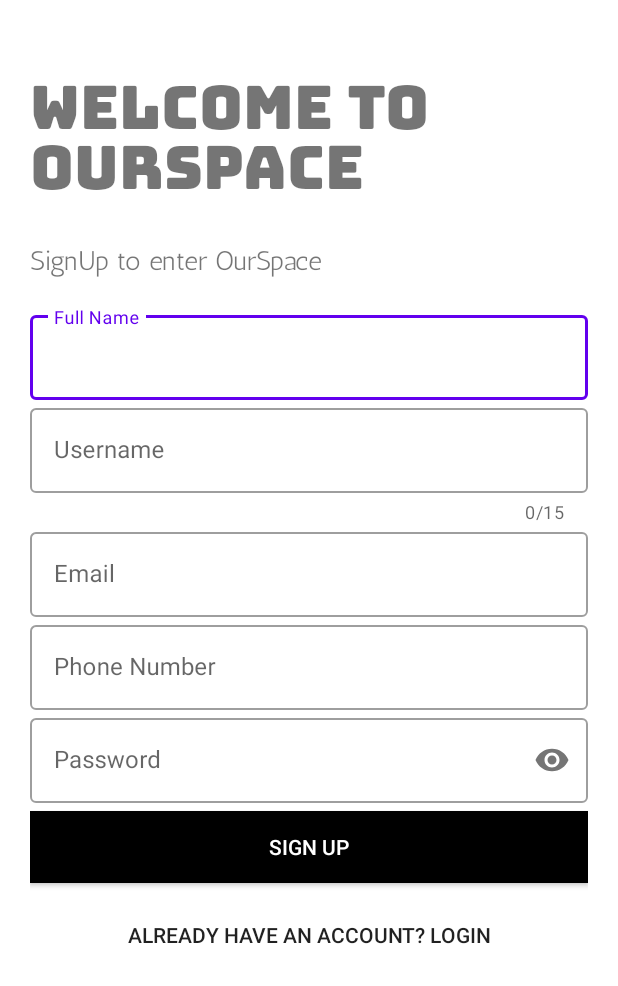
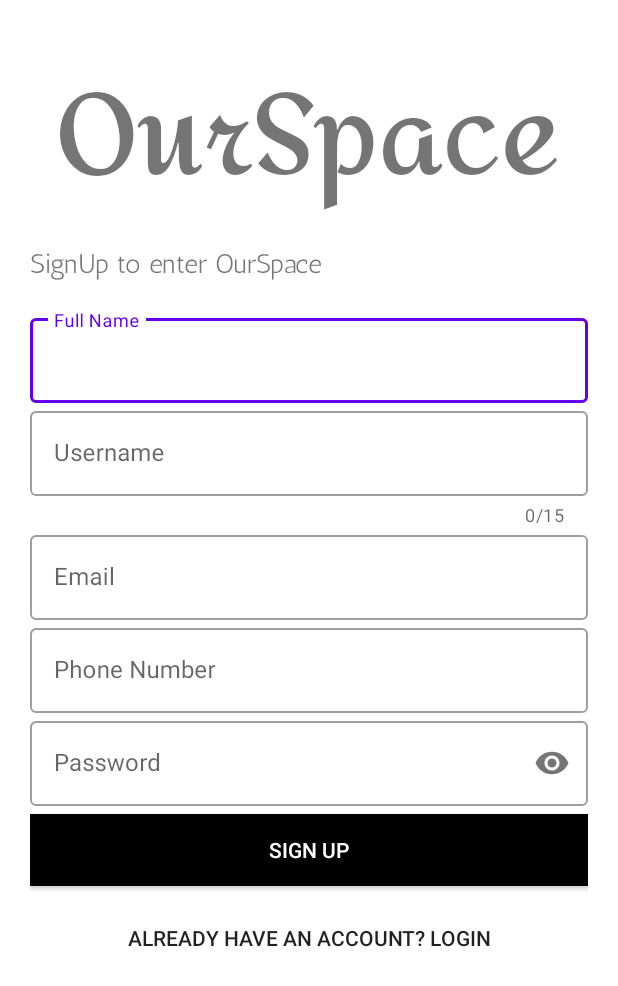
Before and after one commit to Tec9-RushB-Group/OurSpace, an Android app: the screen it shows after launch (SignUp), after a tap on "NEW USER?", on a phone screen of 412 x 824 dp. Shown: the top 986 px of the screen. Run offline under Robolectric (Android 15) with nearby library versions, the phone set to English and light mode, and no system bars; our stand-ins replace Firebase (no records; nobody signed in at launch, a user with empty details on screens opened directly); libraries missing offline, so code that uses them is left out: com.firebase.ui; Roboto replaces fonts that are not available here; 2 other taps on this screen came first.

Commit message:
add animation from splash screen to login screen

```diff
--- a/app/src/main/java/com/tec9rushbgroup/ourspace/Login.java
+++ b/app/src/main/java/com/tec9rushbgroup/ourspace/Login.java
@@ -71,7 +71,7 @@ public class Login extends AppCompatActivity {
 
             welcomeTV = findViewById(R.id.welcome_text);
             continueTV = findViewById(R.id.continue_text);
-            welcomeTV.setTypeface(Typeface.createFromAsset(getAssets(),"hello.otf"));
+            welcomeTV.setTypeface(Typeface.createFromAsset(getAssets(),"logo.ttf"));
             continueTV.setTypeface(Typeface.createFromAsset(getAssets(),"slogan.ttf"));
             googleSignButton = findViewById(R.id.google_sign_button);
             newUserButton = findViewById(R.id.new_user_button);
--- a/app/src/main/java/com/tec9rushbgroup/ourspace/SignUp.java
+++ b/app/src/main/java/com/tec9rushbgroup/ourspace/SignUp.java
@@ -20,7 +20,7 @@ public class SignUp extends AppCompatActivity {
         auth = FirebaseAuth.getInstance();
         welcomeTV = findViewById(R.id.welcome_text);
         signUpTV = findViewById(R.id.sign_up_text);
-        welcomeTV.setTypeface(Typeface.createFromAsset(getAssets(),"hello.otf"));
+        welcomeTV.setTypeface(Typeface.createFromAsset(getAssets(),"logo.ttf"));
         signUpTV.setTypeface(Typeface.createFromAsset(getAssets(),"slogan.ttf"));
     }
 }
--- a/app/src/main/java/com/tec9rushbgroup/ourspace/SplashScreenActivity.java
+++ b/app/src/main/java/com/tec9rushbgroup/ourspace/SplashScreenActivity.java
@@ -2,10 +2,13 @@ package com.tec9rushbgroup.ourspace;
 
 import androidx.appcompat.app.AppCompatActivity;
 
+import android.app.ActivityOptions;
 import android.content.Intent;
 import android.graphics.Typeface;
 import android.os.Bundle;
 import android.os.Handler;
+import android.util.Pair;
+import android.view.View;
 import android.view.WindowManager;
 import android.view.animation.Animation;
 import android.view.animation.AnimationUtils;
@@ -37,7 +40,11 @@ public class SplashScreenActivity extends AppCompatActivity {
             @Override
             public void run() {
                 Intent intent = new Intent(SplashScreenActivity.this,Login.class);
-                startActivity(intent);
+                Pair[] pairs = new Pair[2];
+                pairs[0] = new Pair<View,String>(logo,"logo_text");
+                pairs[1] = new Pair<View,String>(slogan,"slogan_text");
+                ActivityOptions options = ActivityOptions.makeSceneTransitionAnimation(SplashScreenActivity.this,pairs);
+                startActivity(intent,options.toBundle());
                 finish();
             }
         },SPLASH_SCREEN);
--- a/app/src/main/res/layout/activity_login.xml
+++ b/app/src/main/res/layout/activity_login.xml
@@ -14,7 +14,8 @@
         android:layout_width="wrap_content"
         android:layout_height="wrap_content"
         android:text="@string/welcome"
-        android:textSize="40sp"
+        android:layout_gravity="center"
+        android:textSize="74sp"
         android:transitionName="logo_text"/>
 
     <TextView
--- a/app/src/main/res/layout/activity_sign_up.xml
+++ b/app/src/main/res/layout/activity_sign_up.xml
@@ -14,7 +14,8 @@
         android:layout_width="wrap_content"
         android:layout_height="wrap_content"
         android:text="@string/welcome"
-        android:textSize="40sp"
+        android:textSize="74sp"
+        android:layout_gravity="center"
         android:transitionName="logo_text"/>
 
     <TextView
--- a/app/src/main/res/layout/activity_splashscreen.xml
+++ b/app/src/main/res/layout/activity_splashscreen.xml
@@ -20,7 +20,8 @@
         app:layout_constraintBottom_toTopOf="@+id/slogan"
         app:layout_constraintEnd_toEndOf="parent"
         app:layout_constraintStart_toStartOf="parent"
-        app:layout_constraintTop_toTopOf="parent" />
+        app:layout_constraintTop_toTopOf="parent"
+        android:transitionName="logo_text"/>
 
     <TextView
         android:id="@+id/slogan"
@@ -32,5 +33,6 @@
         android:textSize="21sp"
         app:layout_constraintEnd_toEndOf="parent"
         app:layout_constraintStart_toStartOf="parent"
-        app:layout_constraintTop_toBottomOf="@+id/logo" />
+        app:layout_constraintTop_toBottomOf="@+id/logo"
+        android:transitionName="slogan_text"/>
 </androidx.constraintlayout.widget.ConstraintLayout>
--- a/app/src/main/res/values/strings.xml
+++ b/app/src/main/res/values/strings.xml
@@ -6,7 +6,7 @@
     <string name="sign_out">Sign Out</string>
     <string name="signed_in">Signed in</string>
     <string name="slogan">Just You and Me</string>
-    <string name="welcome">WELCOME TO    OURSPACE</string>
+    <string name="welcome">OurSpace</string>
     <string name="prompt">Sign in to continue</string>
     <string name="forget">Forget Password?</string>
     <string name="new_user">New User?</string>
```
